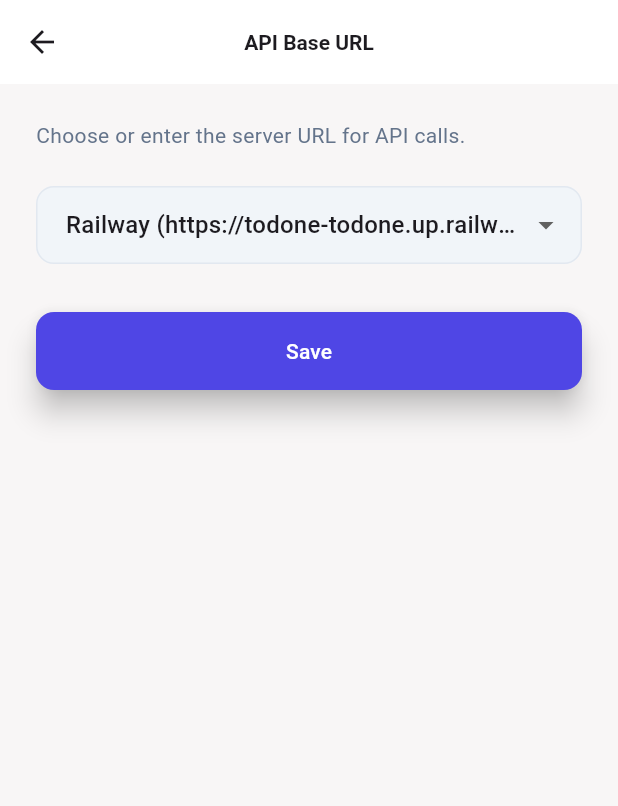
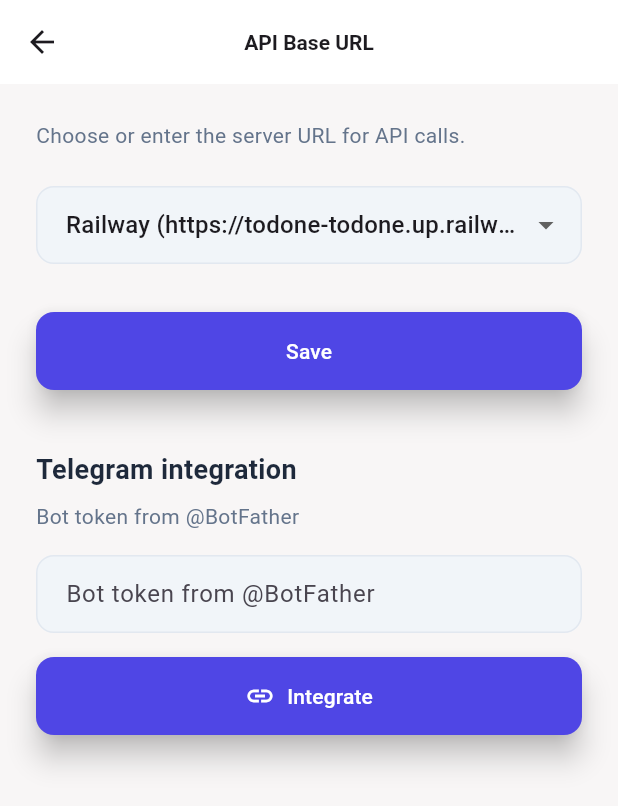
Before and after one commit to ag597482/todone_frontend, a Flutter app: the BaseUrlScreen screen opened by its route, on a phone screen of 412 x 824 dp. Shown: the top 806 px of the screen. Run offline on Flutter 3.47's test engine with Material 3 defaults, Android fonts, the phone set to English and light mode, and no system bars; our stand-ins replace shared_preferences; accounts and stored records are empty; statements that could not run were skipped.

Commit message:
done telegram integration

```diff
--- a/lib/core/constants/api_constants.dart
+++ b/lib/core/constants/api_constants.dart
@@ -22,6 +22,8 @@ class ApiConstants {
   static String userProfilePath(String userId) => '/api/users/$userId/profile';
   /// PUT /api/users/{userId} — body: { name }
   static String updateUserPath(String userId) => '/api/users/$userId';
+  /// PATCH /api/users/{userId}/telegram — body: { telegramToken }
+  static String userTelegramPath(String userId) => '/api/users/$userId/telegram';
 
   // Endpoints - Tasks
   static const String getTasksEndpoint = '/tasks';
--- a/lib/core/constants/app_strings.dart
+++ b/lib/core/constants/app_strings.dart
@@ -28,6 +28,13 @@ class AppStrings {
   static const String baseUrlPleaseEnter = 'Please enter a URL';
   static const String save = 'Save';
   static const String baseUrlSaved = 'Base URL saved';
+
+  // Telegram integration
+  static const String telegramIntegration = 'Telegram integration';
+  static const String telegramBotTokenHint = 'Bot token from @BotFather';
+  static const String integrate = 'Integrate';
+  static const String telegramLinkedSuccess = 'Telegram linked successfully';
+  static const String telegramPleaseEnterToken = 'Please enter your bot token';
 
   // Dashboard
   static const String greetingString = 'Hey';
--- a/lib/features/profile/screens/profile_screen.dart
+++ b/lib/features/profile/screens/profile_screen.dart
@@ -251,7 +251,7 @@ class _ProfileScreenState extends State<ProfileScreen> {
                           final dateStr = _formatTaskDate(task.dueDate);
                           final status = task.status?.toUpperCase() == 'COMPLETED'
                               ? TaskStatus.done
-                              : TaskStatus.missed;
+                              : TaskStatus.pending;
                           return Padding(
                             padding: EdgeInsets.only(
                               bottom: i < _profile!.tasks.length - 1 ? 8 : 0,
--- a/lib/features/settings/screens/base_url_screen.dart
+++ b/lib/features/settings/screens/base_url_screen.dart
@@ -21,21 +21,33 @@ class _BaseUrlScreenState extends State<BaseUrlScreen> {
   static const String _railwayUrl = 'https://todone-todone.up.railway.app';
 
   final BaseUrlService _baseUrlService = BaseUrlService();
+  final UserStorageService _userStorage = UserStorageService();
+  final UserService _userService = UserService();
   final TextEditingController _customController = TextEditingController();
+  final TextEditingController _telegramTokenController = TextEditingController();
 
   BaseUrlOption _selectedOption = BaseUrlOption.railway;
   bool _loading = true;
+  String? _userId;
+  bool _telegramIntegrating = false;
 
   @override
   void initState() {
     super.initState();
     _loadCurrentUrl();
+    _loadUserId();
   }
 
   @override
   void dispose() {
     _customController.dispose();
+    _telegramTokenController.dispose();
     super.dispose();
+  }
+
+  Future<void> _loadUserId() async {
+    final user = await _userStorage.getUser();
+    if (mounted) setState(() => _userId = user?.userId);
   }
 
   Future<void> _loadCurrentUrl() async {
@@ -61,6 +73,37 @@ class _BaseUrlScreenState extends State<BaseUrlScreen> {
         return _railwayUrl;
       case BaseUrlOption.custom:
         return _customController.text.trim();
+    }
+  }
+
+  Future<void> _integrateTelegram() async {
+    final token = _telegramTokenController.text.trim();
+    if (token.isEmpty) {
+      ScaffoldMessenger.of(context).showSnackBar(
+        const SnackBar(content: Text(AppStrings.telegramPleaseEnterToken)),
+      );
+      return;
+    }
+    final userId = _userId;
+    if (userId == null || userId.isEmpty) {
+      ScaffoldMessenger.of(context).showSnackBar(
+        const SnackBar(content: Text('Please log in again')),
+      );
+      return;
+    }
+    setState(() => _telegramIntegrating = true);
+    final result = await _userService.patchTelegram(userId, token);
+    if (!mounted) return;
+    setState(() => _telegramIntegrating = false);
+    switch (result) {
+      case ApiSuccess():
+        ScaffoldMessenger.of(context).showSnackBar(
+          const SnackBar(content: Text(AppStrings.telegramLinkedSuccess)),
+        );
+      case ApiFailure(message: final message):
+        ScaffoldMessenger.of(context).showSnackBar(
+          SnackBar(content: Text(message)),
+        );
     }
   }
 
@@ -201,6 +244,78 @@ class _BaseUrlScreenState extends State<BaseUrlScreen> {
                       child: const Text(AppStrings.save),
                     ),
                   ),
+                  const SizedBox(height: 40),
+                  // Telegram integration
+                  Text(
+                    AppStrings.telegramIntegration,
+                    style: TextStyle(
+                      fontSize: 18,
+                      fontWeight: FontWeight.bold,
+                      color: isDark ? const Color(0xFFE2E8F0) : const Color(0xFF1E293B),
+                    ),
+                  ),
+                  const SizedBox(height: 8),
+                  Text(
+                    AppStrings.telegramBotTokenHint,
+                    style: TextStyle(
+                      fontSize: 14,
+                      color: isDark
+                          ? const Color(0xFF94A3B8)
+                          : const Color(0xFF64748B),
+                    ),
+                  ),
+                  const SizedBox(height: 16),
+                  TextField(
+                    controller: _telegramTokenController,
+                    decoration: InputDecoration(
+                      hintText: AppStrings.telegramBotTokenHint,
+                      filled: true,
+                      fillColor: isDark
+                          ? const Color(0xFF1E293B)
+                          : const Color(0xFFF1F5F9),
+                      border: OutlineInputBorder(
+                        borderRadius: BorderRadius.circular(12),
+                        borderSide: BorderSide(
+                          color: isDark
+                              ? const Color(0xFF334155)
+                              : const Color(0xFFE2E8F0),
+                        ),
+                      ),
+                      contentPadding: const EdgeInsets.symmetric(
+                        horizontal: 16,
+                        vertical: 14,
+                      ),
+                    ),
+                    obscureText: false,
+                    autocorrect: false,
+                  ),
+                  const SizedBox(height: 16),
+                  SizedBox(
+                    width: double.infinity,
+                    child: ElevatedButton.icon(
+                      onPressed: _telegramIntegrating ? null : _integrateTelegram,
+                      icon: _telegramIntegrating
+                          ? const SizedBox(
+                              width: 20,
+                              height: 20,
+                              child: CircularProgressIndicator(
+                                strokeWidth: 2,
+                                color: Colors.white,
+                              ),
+                            )
+                          : const Icon(Icons.link, size: 20),
+                      label: Text(
+                        _telegramIntegrating ? 'Linking...' : AppStrings.integrate,
+                      ),
+                      style: ElevatedButton.styleFrom(
+                        backgroundColor: const Color(0xFF4F46E5),
+                        padding: const EdgeInsets.symmetric(vertical: 16),
+                        shape: RoundedRectangleBorder(
+                          borderRadius: BorderRadius.circular(12),
+                        ),
+                      ),
+                    ),
+                  ),
                 ],
               ),
             ),
```
Also changed, not shown: lib/core/service/api_client.dart (+49 -0 lines), lib/core/service/user_service.dart (+10 -0 lines), lib/features/dashboard/screens/dashboard_screen.dart (+7 -3 lines), lib/features/profile/widgets/task_history_item.dart (+22 -11 lines).
